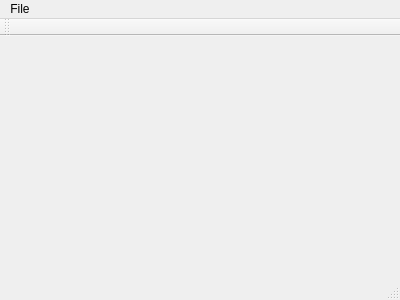
Qt form mainwindow.ui (rafal-tarnow/Espoo_Maker) before a commit.
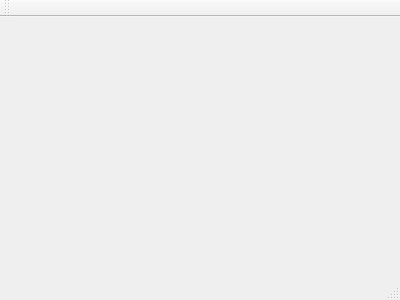
The same form after that commit.

Patch:
```diff
--- a/mainwindow.ui
+++ b/mainwindow.ui
@@ -25,13 +25,6 @@
      <height>22</height>
     </rect>
    </property>
-   <widget class="QMenu" name="menuFile">
-    <property name="title">
-     <string>File</string>
-    </property>
-    <addaction name="actionNew_Schematic"/>
-   </widget>
-   <addaction name="menuFile"/>
   </widget>
   <widget class="QToolBar" name="mainToolBar">
    <attribute name="toolBarArea">
```
